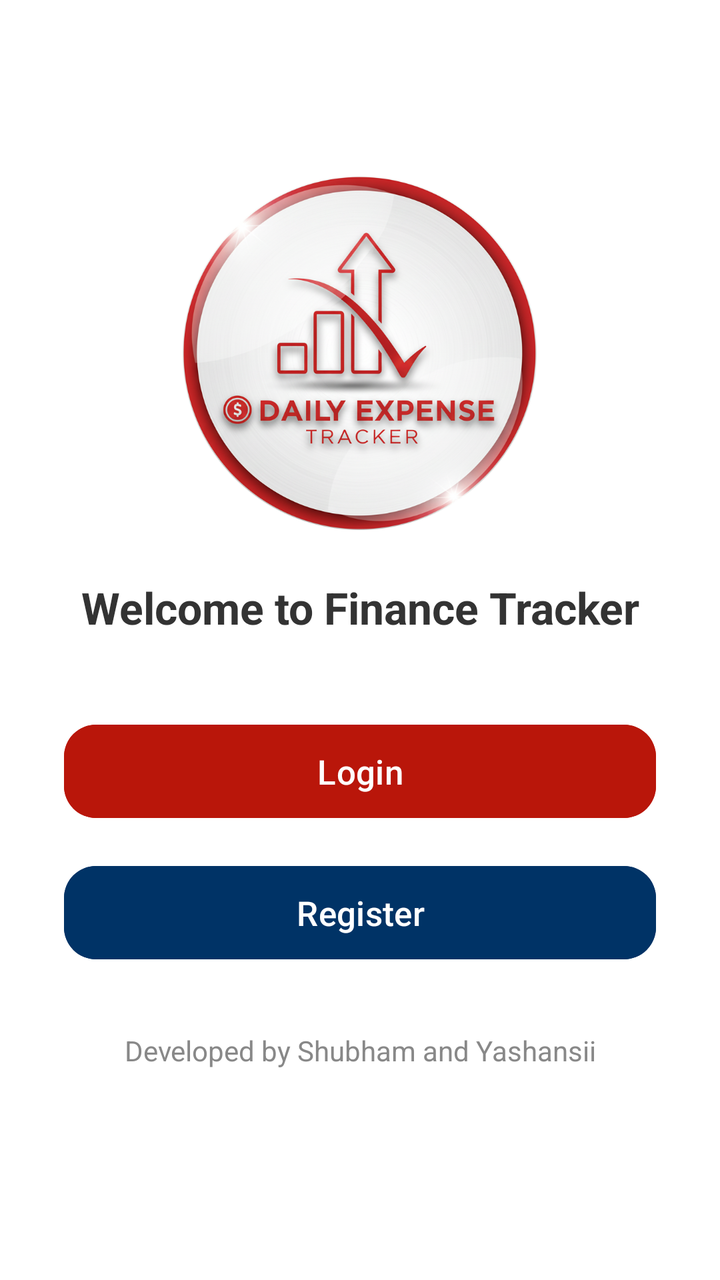
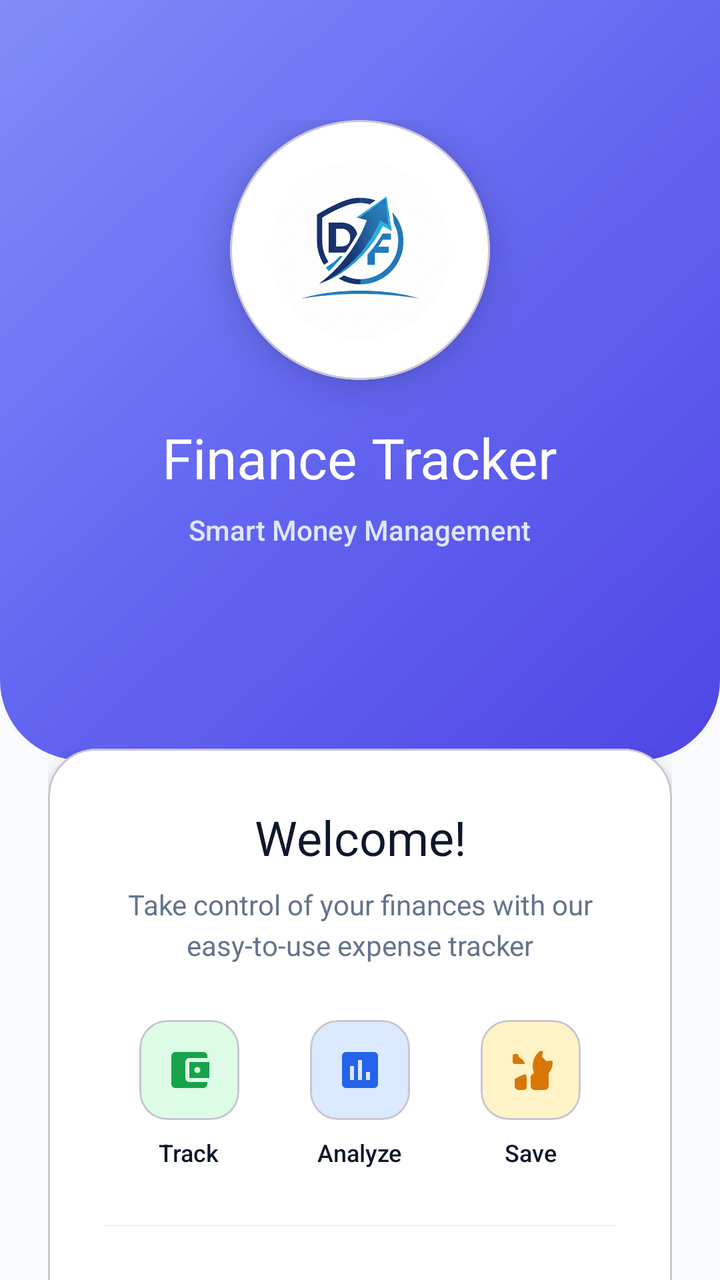

The first picture is an Android layout as it rendered before a commit; the second is the same layout after the commit. The layout source and the unified diff follow.
<!-- AndroidManifest.xml: application theme Theme.FinanceTracker -->
<!-- res/layout/activity_welcome.xml -->
<?xml version="1.0" encoding="utf-8"?>
<androidx.constraintlayout.widget.ConstraintLayout
    xmlns:android="http://schemas.android.com/apk/res/android"
    xmlns:app="http://schemas.android.com/apk/res-auto"
    xmlns:tools="http://schemas.android.com/tools"
    android:layout_width="match_parent"
    android:layout_height="match_parent"
    android:padding="0dp"
    android:background="@color/white"
    tools:context=".WelcomeActivity">

    

    
    <ImageView
        android:id="@+id/logo"
        android:layout_width="210dp"
        android:layout_height="177dp"
        android:layout_marginTop="88dp"
        android:layout_marginBottom="24dp"
        android:contentDescription="App Logo"
        android:scaleType="centerInside"
        android:src="@drawable/logoft"
        app:layout_constraintBottom_toTopOf="@+id/textWelcome"
        app:layout_constraintEnd_toEndOf="parent"
        app:layout_constraintHorizontal_bias="0.497"
        app:layout_constraintStart_toStartOf="parent"
        app:layout_constraintTop_toTopOf="parent" />

    <TextView
        android:id="@+id/textWelcome"
        android:layout_width="wrap_content"
        android:layout_height="wrap_content"
        android:text="Welcome to Finance Tracker"
        android:textSize="22sp"
        android:textStyle="bold"
        android:textColor="#333333"
        android:textAlignment="center"
        app:layout_constraintTop_toBottomOf="@id/logo"
        app:layout_constraintStart_toStartOf="parent"
        app:layout_constraintEnd_toEndOf="parent"
        android:layout_marginTop="24dp"/>

    
    <com.google.android.material.button.MaterialButton
        android:id="@+id/btnLogin"
        android:layout_width="0dp"
        android:layout_height="wrap_content"
        android:text="Login"
        android:textSize="17sp"
        android:textAllCaps="false"
        android:textColor="@android:color/white"
        android:backgroundTint="@color/purple_500"
        app:cornerRadius="16dp"
        android:paddingVertical="12dp"
        app:layout_constraintTop_toBottomOf="@id/textWelcome"
        app:layout_constraintStart_toStartOf="parent"
        app:layout_constraintEnd_toEndOf="parent"
        android:layout_marginTop="40dp"
        android:layout_marginStart="32dp"
        android:layout_marginEnd="32dp" />

    
    <com.google.android.material.button.MaterialButton
        android:id="@+id/btnRegister"
        android:layout_width="0dp"
        android:layout_height="wrap_content"
        android:text="Register"
        android:textSize="17sp"
        android:textAllCaps="false"
        android:textColor="@android:color/white"
        android:backgroundTint="@color/dark_blue"
        app:cornerRadius="16dp"
        android:paddingVertical="12dp"
        app:layout_constraintTop_toBottomOf="@id/btnLogin"
        app:layout_constraintStart_toStartOf="parent"
        app:layout_constraintEnd_toEndOf="parent"
        android:layout_marginTop="16dp"
        android:layout_marginStart="32dp"
        android:layout_marginEnd="32dp" />

    
    <TextView
        android:id="@+id/textDeveloperInfo"
        android:layout_width="wrap_content"
        android:layout_height="wrap_content"
        android:text="Developed by Shubham and Yashansii"
        android:textSize="14sp"
        android:textColor="#888888"
        android:textAlignment="center"
        android:layout_marginTop="32dp"
        app:layout_constraintTop_toBottomOf="@id/btnRegister"
        app:layout_constraintStart_toStartOf="parent"
        app:layout_constraintEnd_toEndOf="parent"
        android:layout_marginBottom="16dp" />

</androidx.constraintlayout.widget.ConstraintLayout>
<!-- resources referenced by this layout -->
<resources>
  <color name="dark_blue">#003366</color>
  <color name="purple_500">#B9160A</color>
  <color name="white">#FFFFFFFF</color>
  <!-- drawable logoft: png bitmap (drawable, 727879 bytes) -->
  <style name="Theme.FinanceTracker" parent="Base.Theme.FinanceTracker" />
  <!-- unchanged entries left out for length: 1 -->
</resources>

<!-- the commit's change to res/layout/activity_welcome.xml (unified diff, before → after) -->
@@ -1,97 +1,324 @@
 <?xml version="1.0" encoding="utf-8"?>
-<androidx.constraintlayout.widget.ConstraintLayout
+<androidx.coordinatorlayout.widget.CoordinatorLayout
     xmlns:android="http://schemas.android.com/apk/res/android"
     xmlns:app="http://schemas.android.com/apk/res-auto"
     xmlns:tools="http://schemas.android.com/tools"
     android:layout_width="match_parent"
     android:layout_height="match_parent"
-    android:padding="0dp"
-    android:background="@color/white"
+    android:background="#F8FAFC"
     tools:context=".WelcomeActivity">
 
-    
-
-    
-    <ImageView
-        android:id="@+id/logo"
-        android:layout_width="210dp"
-        android:layout_height="177dp"
-        android:layout_marginTop="88dp"
-        android:layout_marginBottom="24dp"
-        android:contentDescription="App Logo"
-        android:scaleType="centerInside"
-        android:src="@drawable/logoft"
-        app:layout_constraintBottom_toTopOf="@+id/textWelcome"
-        app:layout_constraintEnd_toEndOf="parent"
-        app:layout_constraintHorizontal_bias="0.497"
-        app:layout_constraintStart_toStartOf="parent"
-        app:layout_constraintTop_toTopOf="parent" />
-
-    <TextView
-        android:id="@+id/textWelcome"
-        android:layout_width="wrap_content"
-        android:layout_height="wrap_content"
-        android:text="Welcome to Finance Tracker"
-        android:textSize="22sp"
-        android:textStyle="bold"
-        android:textColor="#333333"
-        android:textAlignment="center"
-        app:layout_constraintTop_toBottomOf="@id/logo"
-        app:layout_constraintStart_toStartOf="parent"
-        app:layout_constraintEnd_toEndOf="parent"
-        android:layout_marginTop="24dp"/>
-
-    
-    <com.google.android.material.button.MaterialButton
-        android:id="@+id/btnLogin"
-        android:layout_width="0dp"
-        android:layout_height="wrap_content"
-        android:text="Login"
-        android:textSize="17sp"
-        android:textAllCaps="false"
-        android:textColor="@android:color/white"
-        android:backgroundTint="@color/purple_500"
-        app:cornerRadius="16dp"
-        android:paddingVertical="12dp"
-        app:layout_constraintTop_toBottomOf="@id/textWelcome"
-        app:layout_constraintStart_toStartOf="parent"
-        app:layout_constraintEnd_toEndOf="parent"
-        android:layout_marginTop="40dp"
-        android:layout_marginStart="32dp"
-        android:layout_marginEnd="32dp" />
-
-    
-    <com.google.android.material.button.MaterialButton
-        android:id="@+id/btnRegister"
-        android:layout_width="0dp"
-        android:layout_height="wrap_content"
-        android:text="Register"
-        android:textSize="17sp"
-        android:textAllCaps="false"
-        android:textColor="@android:color/white"
-        android:backgroundTint="@color/dark_blue"
-        app:cornerRadius="16dp"
-        android:paddingVertical="12dp"
-        app:layout_constraintTop_toBottomOf="@id/btnLogin"
-        app:layout_constraintStart_toStartOf="parent"
-        app:layout_constraintEnd_toEndOf="parent"
-        android:layout_marginTop="16dp"
-        android:layout_marginStart="32dp"
-        android:layout_marginEnd="32dp" />
-
-    
-    <TextView
-        android:id="@+id/textDeveloperInfo"
-        android:layout_width="wrap_content"
-        android:layout_height="wrap_content"
-        android:text="Developed by Shubham and Yashansii"
-        android:textSize="14sp"
-        android:textColor="#888888"
-        android:textAlignment="center"
-        android:layout_marginTop="32dp"
-        app:layout_constraintTop_toBottomOf="@id/btnRegister"
-        app:layout_constraintStart_toStartOf="parent"
-        app:layout_constraintEnd_toEndOf="parent"
-        android:layout_marginBottom="16dp" />
-
-</androidx.constraintlayout.widget.ConstraintLayout>
+    <ScrollView
+        android:layout_width="match_parent"
+        android:layout_height="match_parent"
+        android:fillViewport="true"
+        android:scrollbars="none">
+
+        <LinearLayout
+            android:layout_width="match_parent"
+            android:layout_height="wrap_content"
+            android:orientation="vertical">
+
+            
+            <FrameLayout
+                android:layout_width="match_parent"
+                android:layout_height="wrap_content">
+
+                <View
+                    android:layout_width="match_parent"
+                    android:layout_height="380dp"
+                    android:background="@drawable/bg_welcome_header"/>
+
+                <LinearLayout
+                    android:layout_width="match_parent"
+                    android:layout_height="wrap_content"
+                    android:orientation="vertical"
+                    android:gravity="center_horizontal"
+                    android:paddingTop="60dp"
+                    android:paddingBottom="40dp">
+
+                    
+                    <com.google.android.material.card.MaterialCardView
+                        android:layout_width="130dp"
+                        android:layout_height="130dp"
+                        app:cardCornerRadius="65dp"
+                        app:cardElevation="12dp"
+                        app:cardBackgroundColor="#FFFFFF">
+
+                        <ImageView
+                            android:id="@+id/logo"
+                            android:layout_width="90dp"
+                            android:layout_height="90dp"
+                            android:layout_gravity="center"
+                            android:contentDescription="App Logo"
+                            android:scaleType="centerInside"
+                            android:src="@drawable/logoft"/>
+
+                    </com.google.android.material.card.MaterialCardView>
+
+                    
+                    <TextView
+                        android:layout_width="wrap_content"
+                        android:layout_height="wrap_content"
+                        android:layout_marginTop="20dp"
+                        android:text="Finance Tracker"
+                        android:textColor="#FFFFFF"
+                        android:textSize="28sp"
+                        android:fontFamily="sans-serif-bold"/>
+
+                    
+                    <TextView
+                        android:layout_width="wrap_content"
+                        android:layout_height="wrap_content"
+                        android:layout_marginTop="8dp"
+                        android:text="Smart Money Management"
+                        android:textColor="#E0E7FF"
+                        android:textSize="14sp"
+                        android:fontFamily="sans-serif-medium"/>
+
+                </LinearLayout>
+
+            </FrameLayout>
+
+            
+            <LinearLayout
+                android:layout_width="match_parent"
+                android:layout_height="wrap_content"
+                android:orientation="vertical"
+                android:padding="24dp"
+                android:layout_marginTop="-30dp">
+
+                
+                <com.google.android.material.card.MaterialCardView
+                    android:layout_width="match_parent"
+                    android:layout_height="wrap_content"
+                    app:cardCornerRadius="24dp"
+                    app:cardElevation="8dp"
+                    app:cardBackgroundColor="#FFFFFF">
+
+                    <LinearLayout
+                        android:layout_width="match_parent"
+                        android:layout_height="wrap_content"
+                        android:orientation="vertical"
+                        android:padding="28dp">
+
+                        
+                        <TextView
+                            android:id="@+id/textWelcome"
+                            android:layout_width="match_parent"
+                            android:layout_height="wrap_content"
+                            android:text="Welcome!"
+                            android:textSize="24sp"
+                            android:textColor="@color/text_primary"
+                            android:fontFamily="sans-serif-bold"
+                            android:textAlignment="center"/>
+
+                        <TextView
+                            android:layout_width="match_parent"
+                            android:layout_height="wrap_content"
+                            android:layout_marginTop="8dp"
+                            android:text="Take control of your finances with our easy-to-use expense tracker"
+                            android:textSize="14sp"
+                            android:textColor="@color/text_secondary"
+                            android:textAlignment="center"
+                            android:lineSpacingExtra="4dp"/>
+
+                        
+                        <LinearLayout
+                            android:layout_width="match_parent"
+                            android:layout_height="wrap_content"
+                            android:orientation="horizontal"
+                            android:layout_marginTop="28dp"
+                            android:gravity="center">
+
+                            
+                            <LinearLayout
+                                android:layout_width="0dp"
+                                android:layout_weight="1"
+                                android:layout_height="wrap_content"
+                                android:orientation="vertical"
+                                android:gravity="center">
+
+                                <com.google.android.material.card.MaterialCardView
+                                    android:layout_width="50dp"
+                                    android:layout_height="50dp"
+                                    app:cardCornerRadius="14dp"
+                                    app:cardElevation="0dp"
+                                    app:cardBackgroundColor="#DCFCE7">
+
+                                    <ImageView
+                                        android:layout_width="24dp"
+                                        android:layout_height="24dp"
+                                        android:layout_gravity="center"
+                                        android:src="@drawable/ic_wallet"
+                                        app:tint="#16A34A"/>
+
+                                </com.google.android.material.card.MaterialCardView>
+
+                                <TextView
+                                    android:layout_width="wrap_content"
+                                    android:layout_height="wrap_content"
+                                    android:layout_marginTop="8dp"
+                                    android:text="Track"
+                                    android:textColor="@color/text_primary"
+                                    android:textSize="12sp"
+                                    android:fontFamily="sans-serif-medium"/>
+
+                            </LinearLayout>
+
+                            
+                            <LinearLayout
+                                android:layout_width="0dp"
+                                android:layout_weight="1"
+                                android:layout_height="wrap_content"
+                                android:orientation="vertical"
+                                android:gravity="center">
+
+                                <com.google.android.material.card.MaterialCardView
+                                    android:layout_width="50dp"
+                                    android:layout_height="50dp"
+                                    app:cardCornerRadius="14dp"
+                                    app:cardElevation="0dp"
+                                    app:cardBackgroundColor="#DBEAFE">
+
+                                    <ImageView
+                                        android:layout_width="24dp"
+                                        android:layout_height="24dp"
+                                        android:layout_gravity="center"
+                                        android:src="@drawable/ic_statistics"
+                                        app:tint="#2563EB"/>
+
+                                </com.google.android.material.card.MaterialCardView>
+
+                                <TextView
+                                    android:layout_width="wrap_content"
+                                    android:layout_height="wrap_content"
+                                    android:layout_marginTop="8dp"
+                                    android:text="Analyze"
+                                    android:textColor="@color/text_primary"
+                                    android:textSize="12sp"
+                                    android:fontFamily="sans-serif-medium"/>
+
+                            </LinearLayout>
+
+                            
+                            <LinearLayout
+                                android:layout_width="0dp"
+                                android:layout_weight="1"
+                                android:layout_height="wrap_content"
+                                android:orientation="vertical"
+                                android:gravity="center">
+
+                                <com.google.android.material.card.MaterialCardView
+                                    android:layout_width="50dp"
+                                    android:layout_height="50dp"
+                                    app:cardCornerRadius="14dp"
+                                    app:cardElevation="0dp"
+                                    app:cardBackgroundColor="#FEF3C7">
+
+                                    <ImageView
+                                        android:layout_width="24dp"
+                                        android:layout_height="24dp"
+                                        android:layout_gravity="center"
+                                        android:src="@drawable/ic_savings"
+                                        app:tint="#D97706"/>
+
+                                </com.google.android.material.card.MaterialCardView>
+
+                                <TextView
+                                    android:layout_width="wrap_content"
+                                    android:layout_height="wrap_content"
+                                    android:layout_marginTop="8dp"
+                                    android:text="Save"
+                                    android:textColor="@color/text_primary"
+                                    android:textSize="12sp"
+                                    android:fontFamily="sans-serif-medium"/>
+
+                            </LinearLayout>
+
+                        </LinearLayout>
+
+                        
+                        <View
+                            android:layout_width="match_parent"
+                            android:layout_height="1dp"
+                            android:layout_marginVertical="28dp"
+                            android:background="#F1F5F9"/>
+
+                        
+                        <com.google.android.material.button.MaterialButton
+                            android:id="@+id/btnLogin"
+                            android:layout_width="match_parent"
+                            android:layout_height="56dp"
+                            android:text="Login"
+                            android:textSize="16sp"
+                            android:textAllCaps="false"
+                            android:textColor="#FFFFFF"
+                            android:fontFamily="sans-serif-bold"
+                            app:backgroundTint="@color/primary_blue"
+                            app:cornerRadius="16dp"
+                            app:icon="@drawable/ic_login"
+                            app:iconGravity="textStart"
+                            app:iconPadding="12dp"
+                            app:iconTint="#FFFFFF"/>
+
+                        
+                        <com.google.android.material.button.MaterialButton
+                            android:id="@+id/btnRegister"
+                            android:layout_width="match_parent"
+                            android:layout_height="56dp"
+                            android:layout_marginTop="12dp"
+                            android:text="Create Account"
+                            android:textSize="16sp"
+                            android:textAllCaps="false"
+                            android:textColor="@color/primary_blue"
+                            android:fontFamily="sans-serif-bold"
+                            app:backgroundTint="#FFFFFF"
+                            app:cornerRadius="16dp"
+                            app:strokeColor="@color/primary_blue"
+                            app:strokeWidth="2dp"
+                            app:icon="@drawable/ic_person_add"
+                            app:iconGravity="textStart"
+                            app:iconPadding="12dp"
+                            app:iconTint="@color/primary_blue"
+                            style="@style/Widget.MaterialComponents.Button.OutlinedButton"/>
+
+                    </LinearLayout>
+
+                </com.google.android.material.card.MaterialCardView>
+
+                
+                <LinearLayout
+                    android:layout_width="match_parent"
+                    android:layout_height="wrap_content"
+                    android:orientation="vertical"
+                    android:gravity="center"
+                    android:layout_marginTop="32dp"
+                    android:layout_marginBottom="16dp">
+
+                    <TextView
+                        android:layout_width="wrap_content"
+                        android:layout_height="wrap_content"
+                        android:text="Version 1.0.0"
+                        android:textColor="@color/text_secondary"
+                        android:textSize="12sp"/>
+
+                    <TextView
+                        android:id="@+id/textDeveloperInfo"
+                        android:layout_width="wrap_content"
+                        android:layout_height="wrap_content"
+                        android:layout_marginTop="6dp"
+                        android:text="Made with ❤️ by Shubham &amp; Yashansii"
+                        android:textColor="@color/text_secondary"
+                        android:textSize="12sp"
+                        android:fontFamily="sans-serif-medium"/>
+
+                </LinearLayout>
+
+            </LinearLayout>
+
+        </LinearLayout>
+
+    </ScrollView>
+
+</androidx.coordinatorlayout.widget.CoordinatorLayout>
<!-- resource entries referenced after the edit -->
@@ -1,9 +1,84 @@
 <!-- resources referenced by this layout -->
 <resources>
-  <color name="dark_blue">#003366</color>
-  <color name="purple_500">#B9160A</color>
-  <color name="white">#FFFFFFFF</color>
-  <!-- drawable logoft: png bitmap (drawable, 727879 bytes) -->
+  <color name="primary_blue">#1E3A8A</color>
+  <color name="text_primary">#0F172A</color>
+  <color name="text_secondary">#64748B</color>
+  <!-- drawable bg_welcome_header (drawable) -->
+  <?xml version="1.0" encoding="utf-8"?>
+  <layer-list xmlns:android="http://schemas.android.com/apk/res/android">
+      <item>
+          <shape android:shape="rectangle">
+              <gradient
+                  android:startColor="#4F46E5"
+                  android:centerColor="#6366F1"
+                  android:endColor="#818CF8"
+                  android:angle="135"/>
+              <corners
+                  android:bottomLeftRadius="40dp"
+                  android:bottomRightRadius="40dp"/>
+          </shape>
+      </item>
+  </layer-list>
+  <!-- drawable ic_login (drawable) -->
+  <?xml version="1.0" encoding="utf-8"?>
+  <vector xmlns:android="http://schemas.android.com/apk/res/android"
+      android:width="24dp"
+      android:height="24dp"
+      android:viewportWidth="24"
+      android:viewportHeight="24">
+      <path
+          android:fillColor="#FFFFFF"
+          android:pathData="M11,7L9.6,8.4l2.6,2.6H2v2h10.2l-2.6,2.6L11,17l5,-5L11,7zM20,19h-8v2h8c1.1,0 2,-0.9 2,-2V5c0,-1.1 -0.9,-2 -2,-2h-8v2h8v14z"/>
+  </vector>
+  <!-- drawable ic_person_add (drawable) -->
+  <?xml version="1.0" encoding="utf-8"?>
+  <vector xmlns:android="http://schemas.android.com/apk/res/android"
+      android:width="24dp"
+      android:height="24dp"
+      android:viewportWidth="24"
+      android:viewportHeight="24">
+      <path
+          android:fillColor="#000000"
+          android:pathData="M15,12c2.21,0 4,-1.79 4,-4s-1.79,-4 -4,-4 -4,1.79 -4,4 1.79,4 4,4zM6,10L6,7L4,7v3L1,10v2h3v3h2v-3h3v-2L6,10zM15,14c-2.67,0 -8,1.34 -8,4v2h16v-2c0,-2.66 -5.33,-4 -8,-4z"/>
+  </vector>
+  <!-- drawable ic_savings (drawable) -->
+  <vector xmlns:android="http://schemas.android.com/apk/res/android"
+      android:width="24dp"
+      android:height="24dp"
+      android:viewportWidth="24"
+      android:viewportHeight="24">
+      <path
+          android:fillColor="#000000"
+          android:pathData="M19.83,7.5l-2.27,-2.27c0.07,-0.42 0.18,-0.81 0.32,-1.15A1.003,1.003 0,0 0,16.98 2.4c-1.04,0.63 -1.91,1.51 -2.56,2.56 -0.89,1.44 -1.42,3.21 -1.42,5.04 0,1.2 0.24,2.33 0.67,3.36L12,15.03V20c0,1.1 0.9,2 2,2h5c1.1,0 2,-0.9 2,-2v-6.45c1.17,-1.38 2,-3.19 2,-5.05 0,-0.37 -0.03,-0.74 -0.08,-1.09l-3.09,0.09z"/>
+      <path
+          android:fillColor="#000000"
+          android:pathData="M4,9h5c0,-1.1 -0.67,-2 -1.5,-2.5 -0.56,-0.33 -1.07,-0.74 -1.5,-1.21V5c0,-0.55 -0.45,-1 -1,-1H4C3.45,4 3,4.45 3,5v3c0,0.55 0.45,1 1,1z"/>
+      <path
+          android:fillColor="#000000"
+          android:pathData="M9.5,14l-2.09,0.73L4,16.5V20c0,1.1 0.9,2 2,2h2.5c0.83,0 1.5,-0.67 1.5,-1.5v-4c0,-0.83 -0.23,-1.5 -0.5,-2.5z"/>
+  </vector>
+  <!-- drawable ic_statistics (drawable) -->
+  <vector xmlns:android="http://schemas.android.com/apk/res/android"
+      android:width="24dp"
+      android:height="24dp"
+      android:viewportWidth="24"
+      android:viewportHeight="24">
+      <path
+          android:fillColor="#D97706"
+          android:pathData="M19,3H5c-1.1,0 -2,0.9 -2,2v14c0,1.1 0.9,2 2,2h14c1.1,0 2,-0.9 2,-2V5c0,-1.1 -0.9,-2 -2,-2zM9,17H7v-7h2v7zM13,17h-2V7h2v10zM17,17h-2v-4h2v4z"/>
+  </vector>
+  <!-- drawable ic_wallet (drawable) -->
+  <?xml version="1.0" encoding="utf-8"?>
+  <vector xmlns:android="http://schemas.android.com/apk/res/android"
+      android:width="24dp"
+      android:height="24dp"
+      android:viewportWidth="24"
+      android:viewportHeight="24">
+      <path
+          android:fillColor="#FFFFFF"
+          android:pathData="M21,18v1c0,1.1 -0.9,2 -2,2H5c-1.11,0 -2,-0.9 -2,-2V5c0,-1.1 0.89,-2 2,-2h14c1.1,0 2,0.9 2,2v1h-9c-1.11,0 -2,0.9 -2,2v8c0,1.1 0.89,2 2,2h9zM12,16h10V8H12v8zM16,13.5c-0.83,0 -1.5,-0.67 -1.5,-1.5s0.67,-1.5 1.5,-1.5 1.5,0.67 1.5,1.5 -0.67,1.5 -1.5,1.5z"/>
+  </vector>
+  <!-- drawable logoft: png bitmap (drawable, 308659 bytes) -->
   <style name="Theme.FinanceTracker" parent="Base.Theme.FinanceTracker" />
   <!-- unchanged entries left out for length: 1 -->
 </resources>
